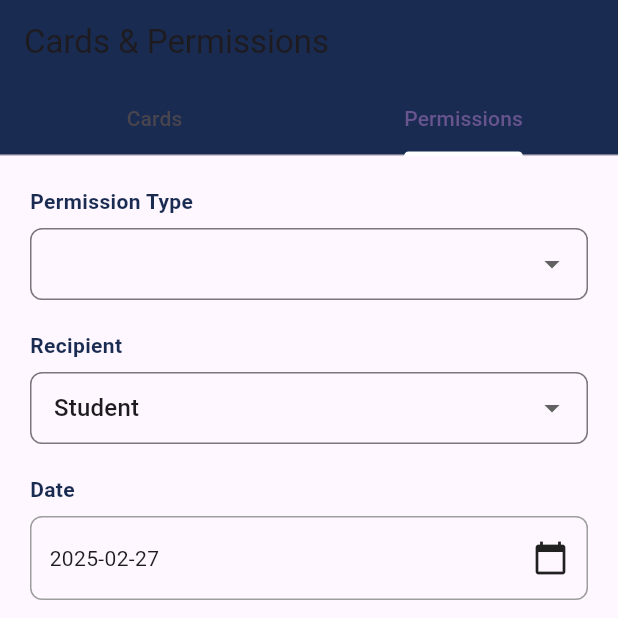
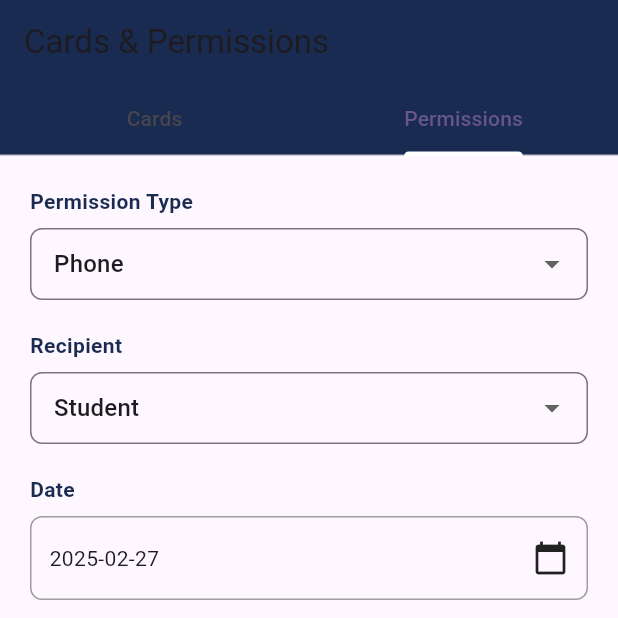
Before and after one commit to lllmo-0/EMektep, a Flutter app: the CardsPage screen opened by its route, tab 2 chosen, on a phone screen of 412 x 824 dp, the top half of it. Run offline on Flutter 3.47's test engine with Material 3 defaults, Android fonts, the light colour scheme and no system bars; our stand-ins replace go_router, table_calendar; network calls fail; key blocks and very long unbroken strings in the code were emptied for the run.

Commit message:
Added "phone" and "laptop" permissions

```diff
--- a/lib/pages/cards.dart
+++ b/lib/pages/cards.dart
@@ -21,7 +21,7 @@ class _CardsPageState extends State<CardsPage>
   DateTime selectedCardDate = DateTime.now();
 
   // Permissions tab variables
-  String selectedPermissionType = 'Phone or laptop';
+  String selectedPermissionType = 'Phone';
   String selectedPermissionRecipient = 'Student';
   DateTime selectedPermissionDate = DateTime.now();
 
@@ -227,8 +227,12 @@ class _CardsPageState extends State<CardsPage>
               contentPadding:
                   const EdgeInsets.symmetric(horizontal: 12, vertical: 8),
             ),
-            items: ['Techs', 'Exemption from classes', 'Exiting school']
-                .map((String type) {
+            items: [
+              'Phone',
+              'Laptop',
+              'Exemption from classes',
+              'Exiting school'
+            ].map((String type) {
               return DropdownMenuItem<String>(
                 value: type,
                 child: Text(type),
```
